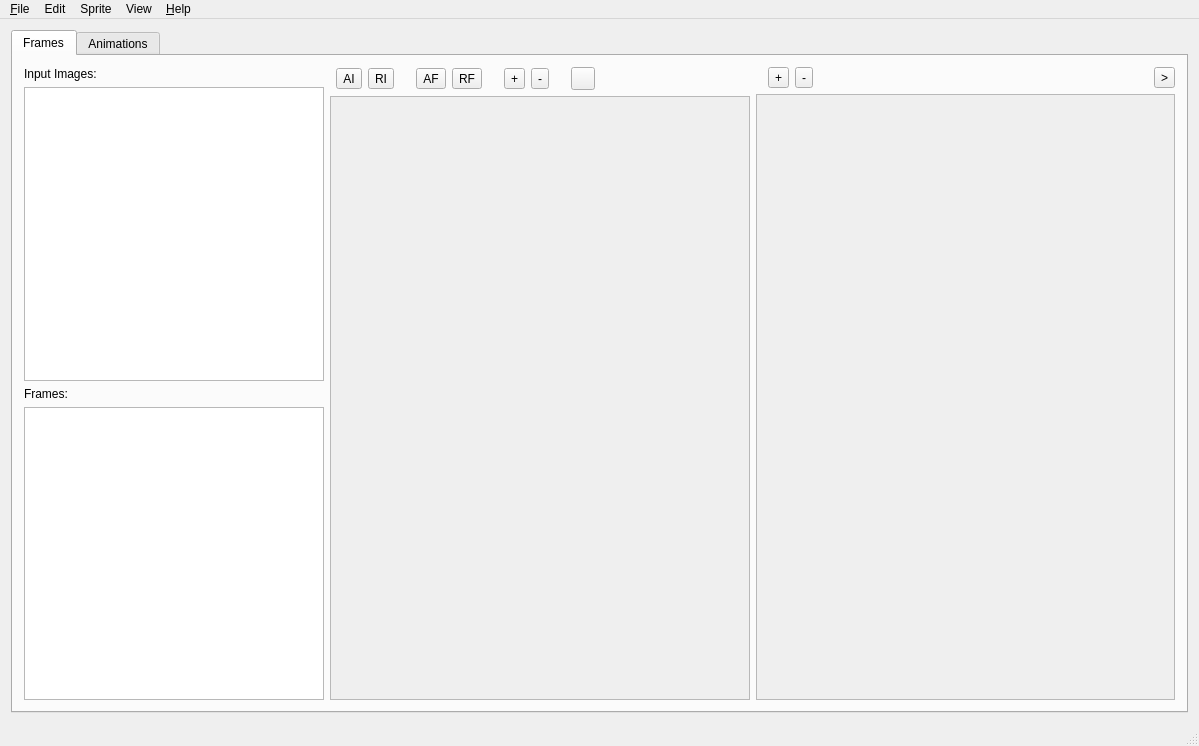
The window that mainwindow.ui (lvklabs/sprite-animator-tool) describes before a commit, drawn with Qt 5.
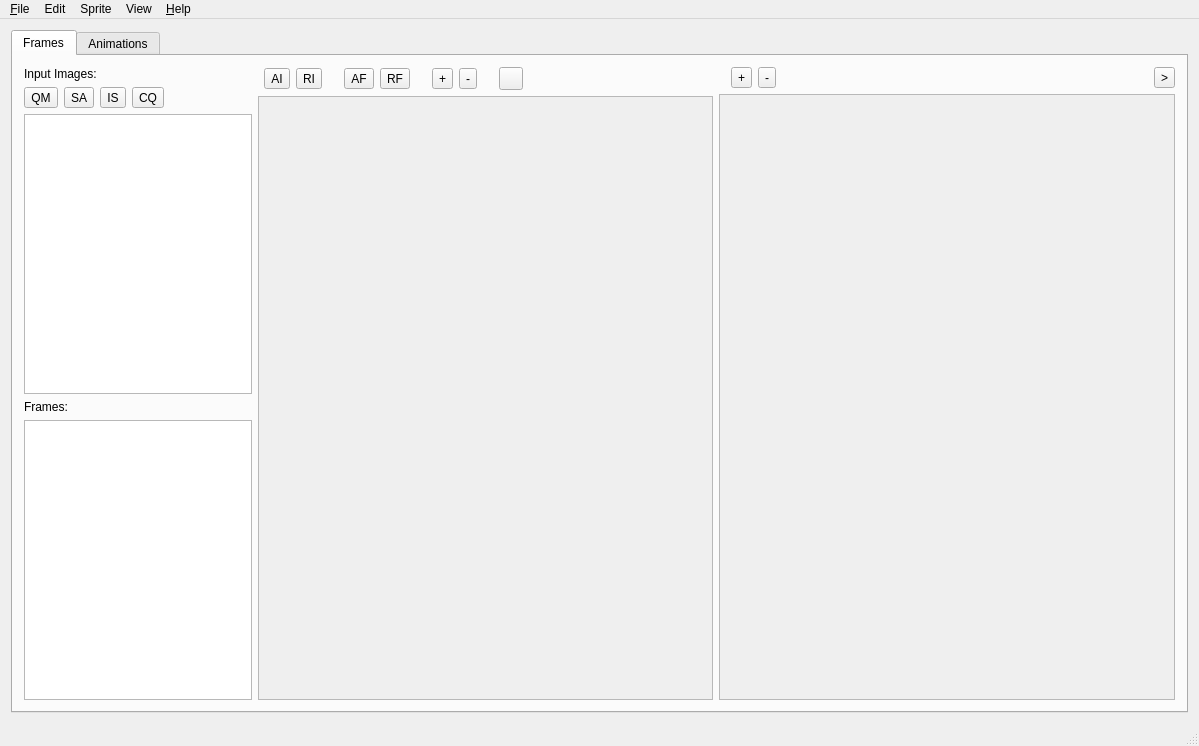
The same window after the commit. Icons and pictures are not drawn. Custom widgets are drawn as their Qt base class.

Commit message: Implementing Quick Mode

Diff of the .ui file:
```diff
--- a/mainwindow.ui
+++ b/mainwindow.ui
@@ -52,10 +52,7 @@
        <attribute name="title">
         <string>Frames</string>
        </attribute>
-       <layout class="QGridLayout" name="tabLayout">
-        <property name="sizeConstraint">
-         <enum>QLayout::SetDefaultConstraint</enum>
-        </property>
+       <layout class="QGridLayout" name="tabLayout" columnstretch="1,0,2,0,0,0,0,0,0,0,0,0,2">
         <item row="0" column="2" rowspan="5">
          <layout class="QGridLayout" name="imgPreviewLayout">
           <property name="sizeConstraint">
@@ -77,7 +74,7 @@
             </property>
            </spacer>
           </item>
-          <item row="1" column="1" colspan="12">
+          <item row="1" column="1" colspan="14">
            <widget class="QScrollArea" name="imgPreviewScroll">
             <property name="sizePolicy">
              <sizepolicy hsizetype="Expanding" vsizetype="Expanding">
@@ -178,7 +175,7 @@
             </property>
            </widget>
           </item>
-          <item row="0" column="9">
+          <item row="0" column="11">
            <widget class="QToolButton" name="imgZoomOutButton">
             <property name="maximumSize">
              <size>
@@ -201,7 +198,7 @@
             </property>
            </widget>
           </item>
-          <item row="0" column="8">
+          <item row="0" column="10">
            <widget class="QToolButton" name="imgZoomInButton">
             <property name="maximumSize">
              <size>
@@ -224,7 +221,7 @@
             </property>
            </widget>
           </item>
-          <item row="0" column="12">
+          <item row="0" column="14">
            <spacer name="horizontalSpacer_8">
             <property name="orientation">
              <enum>Qt::Horizontal</enum>
@@ -283,7 +280,7 @@
             </property>
            </widget>
           </item>
-          <item row="0" column="7">
+          <item row="0" column="7" colspan="3">
            <spacer name="horizontalSpacer">
             <property name="orientation">
              <enum>Qt::Horizontal</enum>
@@ -299,7 +296,7 @@
             </property>
            </spacer>
           </item>
-          <item row="0" column="11">
+          <item row="0" column="13">
            <widget class="QToolButton" name="refreshImgButton">
             <property name="toolTip">
              <string>Refresh image</string>
@@ -316,7 +313,7 @@
             </property>
            </widget>
           </item>
-          <item row="0" column="10">
+          <item row="0" column="12">
            <spacer name="horizontalSpacer_9">
             <property name="orientation">
              <enum>Qt::Horizontal</enum>
@@ -336,14 +333,11 @@
         </item>
         <item row="0" column="0" rowspan="5">
          <layout class="QGridLayout" name="tables1Layout">
-          <property name="sizeConstraint">
-           <enum>QLayout::SetFixedSize</enum>
-          </property>
-          <item row="1" column="0">
+          <item row="2" column="0">
            <widget class="QTableWidget" name="imgTableWidget">
             <property name="maximumSize">
              <size>
-              <width>300</width>
+              <width>369</width>
               <height>16777215</height>
              </size>
             </property>
@@ -401,21 +395,11 @@
             </attribute>
            </widget>
           </item>
-          <item row="0" column="0">
-           <widget class="QLabel" name="inputImagesLabel">
-            <property name="text">
-             <string>Input Images:</string>
-            </property>
-            <property name="alignment">
-             <set>Qt::AlignBottom|Qt::AlignLeading|Qt::AlignLeft</set>
-            </property>
-           </widget>
-          </item>
-          <item row="3" column="0">
+          <item row="4" column="0">
            <widget class="LvkTableWidget" name="framesTableWidget">
             <property name="maximumSize">
              <size>
-              <width>300</width>
+              <width>369</width>
               <height>16777215</height>
              </size>
             </property>
@@ -471,8 +455,14 @@
             </attribute>
            </widget>
           </item>
-          <item row="2" column="0">
+          <item row="3" column="0">
            <widget class="QLabel" name="framesLabel">
+            <property name="sizePolicy">
+             <sizepolicy hsizetype="Minimum" vsizetype="Preferred">
+              <horstretch>0</horstretch>
+              <verstretch>0</verstretch>
+             </sizepolicy>
+            </property>
             <property name="text">
              <string>Frames:</string>
             </property>
@@ -481,6 +471,94 @@
             </property>
            </widget>
           </item>
+          <item row="0" column="0">
+           <widget class="QLabel" name="inputImagesLabel">
+            <property name="sizePolicy">
+             <sizepolicy hsizetype="Minimum" vsizetype="Preferred">
+              <horstretch>0</horstretch>
+              <verstretch>0</verstretch>
+             </sizepolicy>
+            </property>
+            <property name="text">
+             <string>Input Images:</string>
+            </property>
+            <property name="alignment">
+             <set>Qt::AlignBottom|Qt::AlignLeading|Qt::AlignLeft</set>
+            </property>
+           </widget>
+          </item>
+          <item row="1" column="0">
+           <layout class="QHBoxLayout" name="imgToolbarLayout" stretch="0,0,0,0,0">
+            <property name="spacing">
+             <number>-1</number>
+            </property>
+            <property name="sizeConstraint">
+             <enum>QLayout::SetMinimumSize</enum>
+            </property>
+            <item>
+             <widget class="QToolButton" name="quickModeButton">
+              <property name="enabled">
+               <bool>true</bool>
+              </property>
+              <property name="toolTip">
+               <string>Enable Quick Mode</string>
+              </property>
+              <property name="text">
+               <string>QM</string>
+              </property>
+              <property name="checkable">
+               <bool>true</bool>
+              </property>
+             </widget>
+            </item>
+            <item>
+             <widget class="QToolButton" name="checkAllImagesButton">
+              <property name="toolTip">
+               <string>Select all images</string>
+              </property>
+              <property name="text">
+               <string>SA</string>
+              </property>
+             </widget>
+            </item>
+            <item>
+             <widget class="QToolButton" name="invertCheckedImagesButton">
+              <property name="toolTip">
+               <string>Invert selection</string>
+              </property>
+              <property name="text">
+               <string>IS</string>
+              </property>
+             </widget>
+            </item>
+            <item>
+             <widget class="QToolButton" name="createQuickAniButton">
+              <property name="toolTip">
+               <string>Create Quick Animation</string>
+              </property>
+              <property name="text">
+               <string>CQ</string>
+              </property>
+             </widget>
+            </item>
+            <item>
+             <spacer name="imgToolbarSpacer">
+              <property name="orientation">
+               <enum>Qt::Horizontal</enum>
+              </property>
+              <property name="sizeType">
+               <enum>QSizePolicy::MinimumExpanding</enum>
+              </property>
+              <property name="sizeHint" stdset="0">
+               <size>
+                <width>10</width>
+                <height>0</height>
+               </size>
+              </property>
+             </spacer>
+            </item>
+           </layout>
+          </item>
          </layout>
         </item>
         <item row="0" column="12" rowspan="5">
```
Left out of the diff: 14 changed lines with no effect on the pictures. The commit also changes 2 other files.
